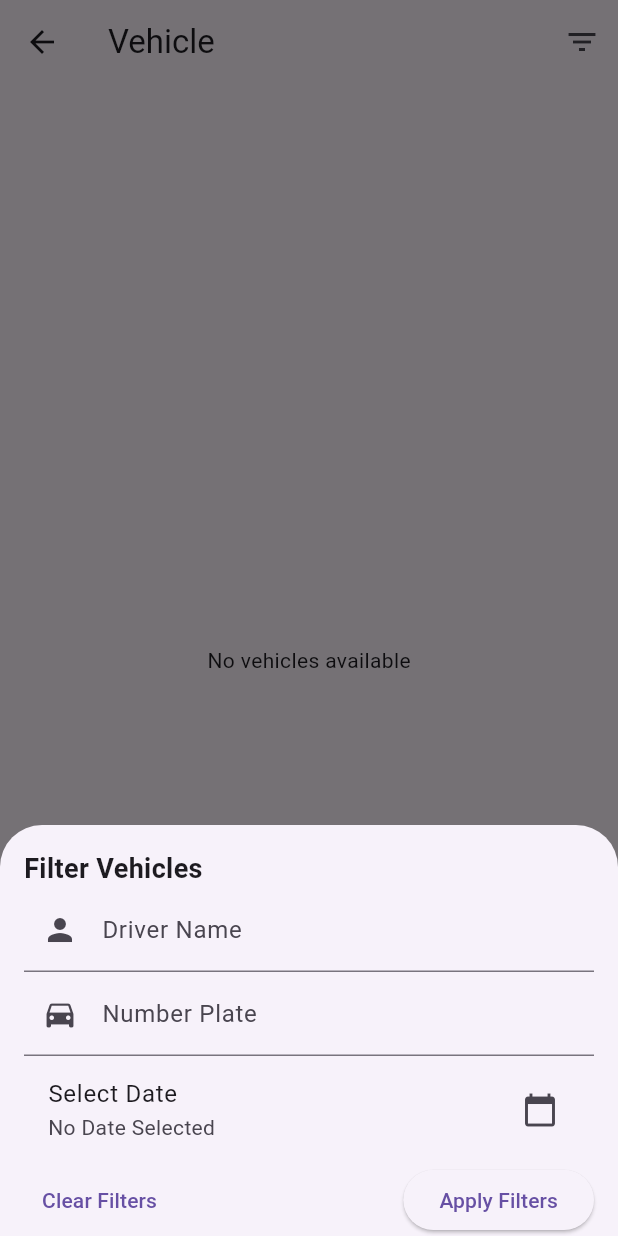
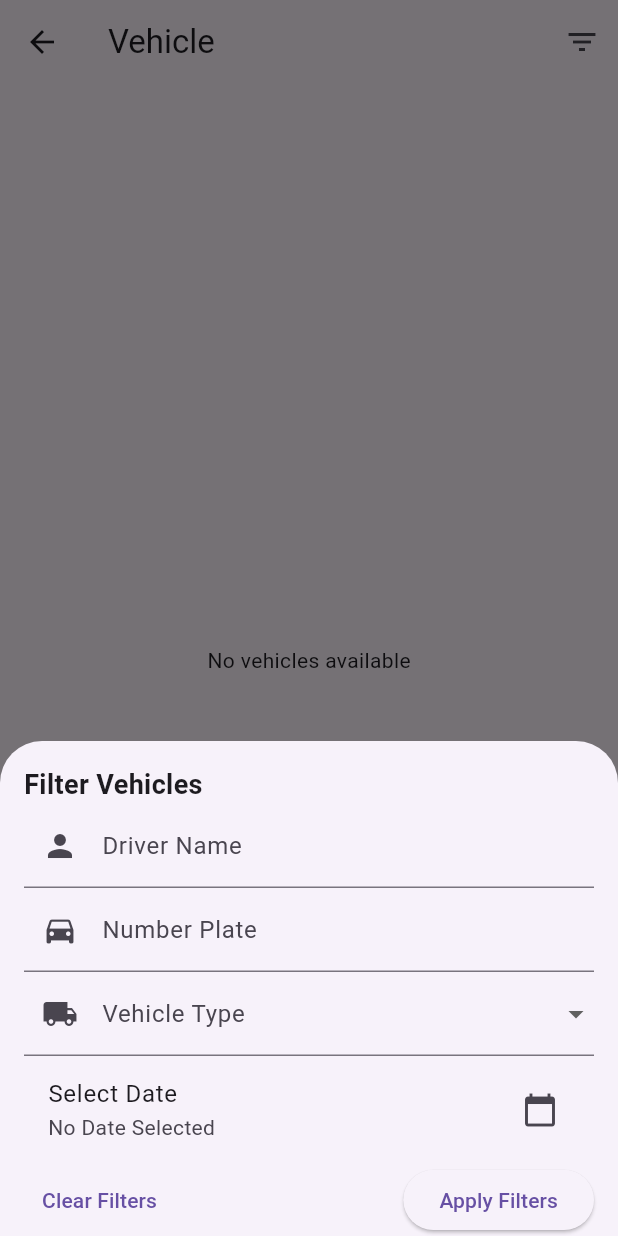
Before and after one commit to vprabhu1771/flutter_supabase_weight_bridge_record_control, a Flutter app: the VehicleManagementScreen screen opened directly, after a tap on the "filter list" icon, on a phone screen of 412 x 824 dp. Run offline on Flutter 3.47's test engine with Material 3 defaults, Android fonts, the phone set to English and light mode, and no system bars; our stand-ins replace carousel_slider, flutter_dotenv, flutter_secure_storage, flutter_slidable, fluttertoast, image_picker and 1 more; accounts and stored records are empty; network calls fail.

Commit message:
VehicleManagementScreen vehicleTypeFilter added

```diff
--- a/lib/screens/vehicle/VehicleManagementScreen.dart
+++ b/lib/screens/vehicle/VehicleManagementScreen.dart
@@ -9,8 +9,13 @@ import './VehicleFormScreen..dart';
 
 class VehicleManagementScreen extends StatefulWidget {
   final String title;
+  final String? vehicleTypeFilter; // Accept vehicle type as filter
 
-  const VehicleManagementScreen({super.key, required this.title});
+  const VehicleManagementScreen({
+    super.key,
+    required this.title,
+    required this.vehicleTypeFilter
+  });
 
   @override
   State<VehicleManagementScreen> createState() => _VehicleManagementScreenState();
@@ -22,6 +27,14 @@ class _VehicleManagementScreenState extends State<VehicleManagementScreen> {
   String? driverNameFilter;
   String? vehicleNoFilter;
   DateTime? selectedDate;
+
+  String? vehicleTypeFilter;
+
+  @override
+  void initState() {
+    super.initState();
+    vehicleTypeFilter = widget.vehicleTypeFilter; // Set initial filter if passed
+  }
 
   // Fetch vehicle data from Supabase in real-time with filtering
   Stream<List<Vehicle>> _fetchVehicles() {
@@ -45,6 +58,15 @@ class _VehicleManagementScreenState extends State<VehicleManagementScreen> {
               .toLowerCase()
               .contains(vehicleNoFilter!.toLowerCase()))
               .toList();
+        }
+
+        if (vehicleTypeFilter != null && vehicleTypeFilter!.isNotEmpty) {
+          print("Filtering by vehicle type: ${vehicleTypeFilter}"); // Debugging
+          vehicles = vehicles
+              .where((vehicle) =>
+          vehicle.type != null && // Null check
+              vehicle.type.toLowerCase() == vehicleTypeFilter!.toLowerCase() // Exact match
+          ).toList();
         }
 
         return vehicles;
@@ -109,15 +131,18 @@ class _VehicleManagementScreenState extends State<VehicleManagementScreen> {
   }
 
   void _openFilterDialog() {
-    TextEditingController driverController =
-    TextEditingController(text: driverNameFilter);
-    TextEditingController vehicleController =
-    TextEditingController(text: vehicleNoFilter);
+    TextEditingController driverController = TextEditingController(text: driverNameFilter);
+    TextEditingController vehicleController = TextEditingController(text: vehicleNoFilter);
+
+    String? selectedVehicleType = vehicleTypeFilter; // Ensure it retains previous selection
+    List<String> vehicleTypes = ['Auto', 'Tempo', 'Eicher', 'Tractor', 'Lorry', 'Taurus'];
 
     showModalBottomSheet(
       context: context,
       isScrollControlled: true,
-      builder: (context) => Padding(
+      builder: (context) => StatefulBuilder(
+        builder: (context, setModalState) {
+          return Padding(
             padding: EdgeInsets.only(
                 bottom: MediaQuery.of(context).viewInsets.bottom, top: 16, left: 16, right: 16),
             child: Wrap(
@@ -136,6 +161,24 @@ class _VehicleManagementScreenState extends State<VehicleManagementScreen> {
                 TextField(
                   controller: vehicleController,
                   decoration: InputDecoration(labelText: 'Number Plate', prefixIcon: Icon(Icons.directions_car)),
+                ),
+                SizedBox(height: 10),
+
+                // Vehicle Type Filter (Dropdown)
+                DropdownButtonFormField<String>(
+                  value: selectedVehicleType,
+                  decoration: InputDecoration(labelText: 'Vehicle Type', prefixIcon: Icon(Icons.local_shipping)),
+                  items: vehicleTypes.map((String type) {
+                    return DropdownMenuItem<String>(
+                      value: type,
+                      child: Text(type),
+                    );
+                  }).toList(),
+                  onChanged: (String? newValue) {
+                    setModalState(() {
+                      selectedVehicleType = newValue; // Update inside modal
+                    });
+                  },
                 ),
                 SizedBox(height: 10),
 
@@ -174,6 +217,7 @@ class _VehicleManagementScreenState extends State<VehicleManagementScreen> {
                           driverNameFilter = null;
                           vehicleNoFilter = null;
                           selectedDate = null;
+                          vehicleTypeFilter = null;
                         });
                         Navigator.pop(context);
                       },
@@ -184,6 +228,7 @@ class _VehicleManagementScreenState extends State<VehicleManagementScreen> {
                         setState(() {
                           driverNameFilter = driverController.text;
                           vehicleNoFilter = vehicleController.text;
+                          vehicleTypeFilter = selectedVehicleType; // Correctly update here
                         });
                         Navigator.pop(context);
                       },
@@ -193,9 +238,12 @@ class _VehicleManagementScreenState extends State<VehicleManagementScreen> {
                 ),
               ],
             ),
+          );
+        },
       ),
     );
   }
+
 
   @override
   Widget build(BuildContext context) {
```
Lines whose indentation alone changed are shown as unchanged.
